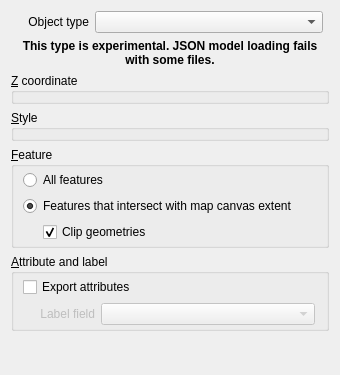
Qt form ui/vectorproperties.ui (minorua/Qgis2threejs) before a commit.
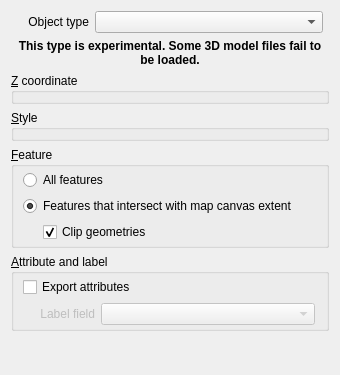
The same form after that commit.

Commit message: new object type for point layer: COLLADA model (experimental)

Diff of the .ui file:
```diff
--- a/ui/vectorproperties.ui
+++ b/ui/vectorproperties.ui
@@ -65,7 +65,7 @@
       <string notr="true">font-weight: bold;</string>
      </property>
      <property name="text">
-      <string>This type is experimental. JSON model loading fails with some files.</string>
+      <string>This type is experimental. Some 3D model files fail to be loaded.</string>
      </property>
      <property name="alignment">
       <set>Qt::AlignCenter</set>
```
The commit also changes 8 other files.
